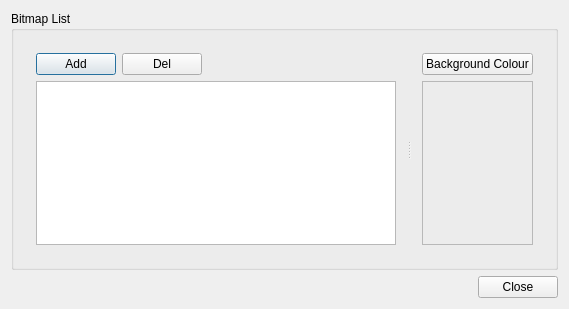
The window that kvmrt2_media_editor/bitmapimagepool.ui (gyongchae/MediaEditor) describes before a commit, drawn with Qt 5.
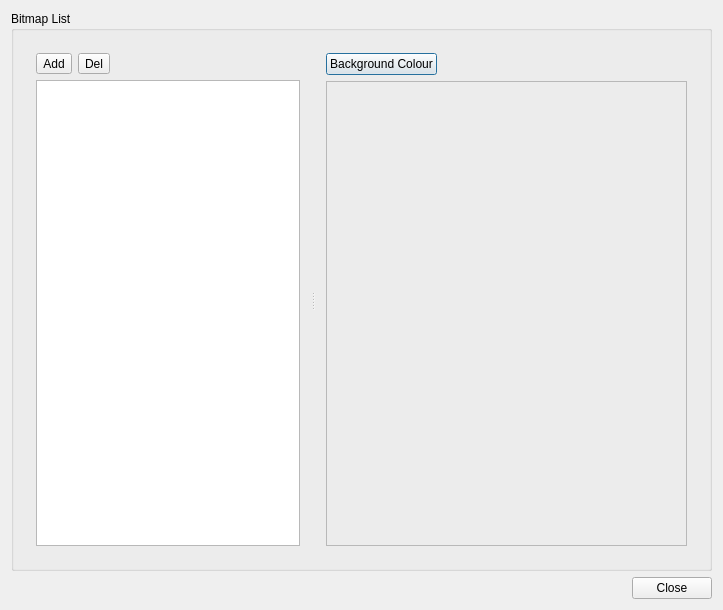
The same window after the commit.

```diff
--- a/kvmrt2_media_editor/bitmapimagepool.ui
+++ b/kvmrt2_media_editor/bitmapimagepool.ui
@@ -6,8 +6,8 @@
    <rect>
     <x>0</x>
     <y>0</y>
-    <width>564</width>
-    <height>309</height>
+    <width>723</width>
+    <height>610</height>
    </rect>
   </property>
   <property name="font">
@@ -35,14 +35,14 @@
           <item>
            <layout class="QHBoxLayout" name="horizontalLayout_3">
             <item>
-             <widget class="QPushButton" name="btnAddBitmap">
+             <widget class="QToolButton" name="btnAddBitmap">
               <property name="text">
                <string>Add</string>
               </property>
              </widget>
             </item>
             <item>
-             <widget class="QPushButton" name="btnDelBitmap">
+             <widget class="QToolButton" name="btnDelBitmap">
               <property name="text">
                <string>Del</string>
               </property>
@@ -71,12 +71,6 @@
               <verstretch>0</verstretch>
              </sizepolicy>
             </property>
-            <property name="minimumSize">
-             <size>
-              <width>360</width>
-              <height>0</height>
-             </size>
-            </property>
             <property name="sortingEnabled">
              <bool>false</bool>
             </property>
@@ -118,6 +112,12 @@
               <verstretch>0</verstretch>
              </sizepolicy>
             </property>
+            <property name="minimumSize">
+             <size>
+              <width>350</width>
+              <height>0</height>
+             </size>
+            </property>
             <property name="frameShape">
              <enum>QFrame::StyledPanel</enum>
             </property>
```
